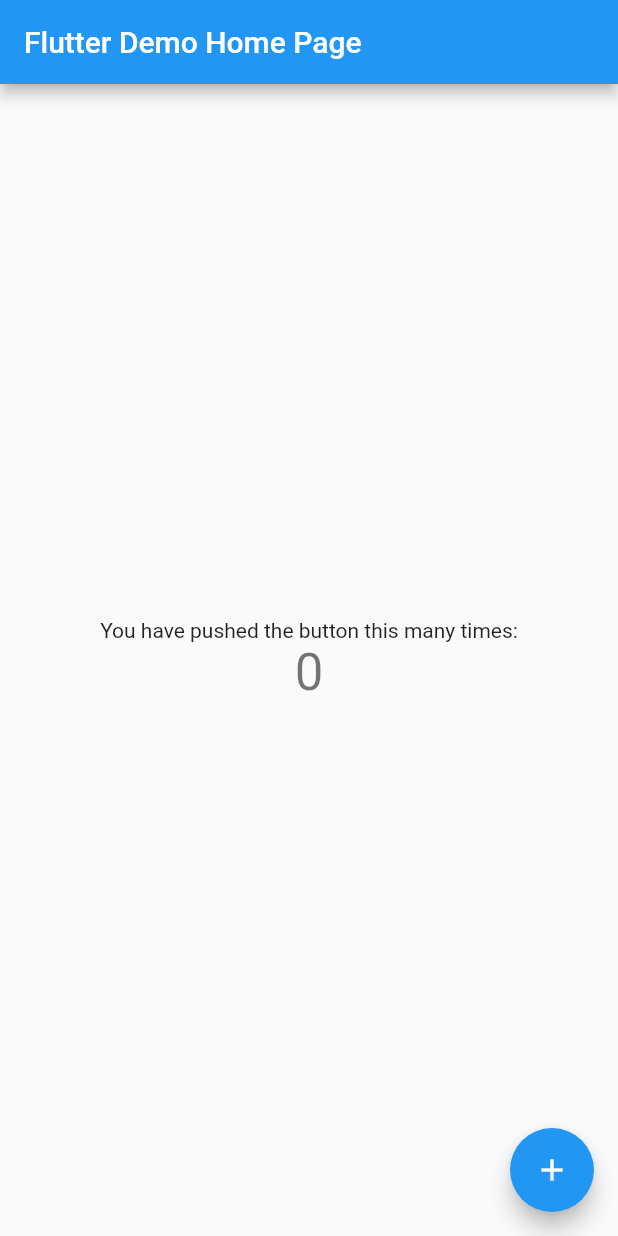
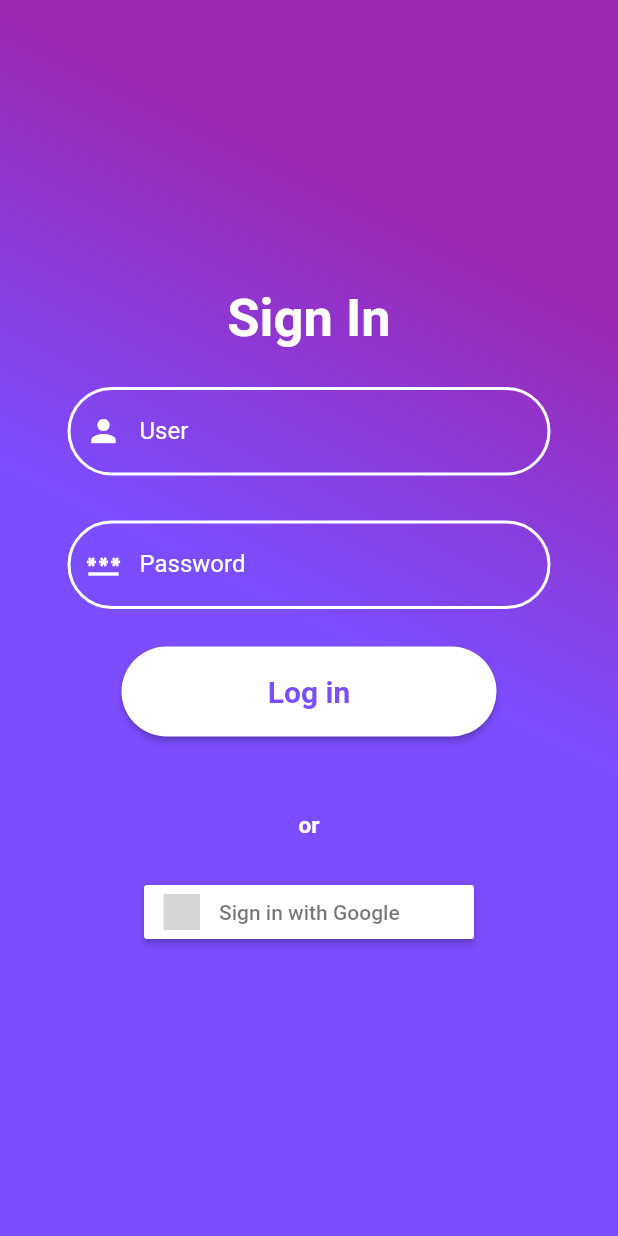
Before and after one commit to SergioSuarez11/calendar-app, a Flutter app: the screen it shows after launch, on a phone screen of 412 x 824 dp. Run offline on Flutter 3.47's test engine with Material 2 defaults, Android fonts, the phone set to English and light mode, and no system bars; our stand-ins replace flutter_signin_button; missing offline and left inert: dart:html; grey boxes are pictures that could not be loaded.

Commit message:
ADD: Login Desing

```diff
--- a/lib/main.dart
+++ b/lib/main.dart
@@ -1,115 +1,6 @@
 import 'package:flutter/material.dart';
+import 'src/app.dart';
 
 void main() {
-  runApp(const MyApp());
+  runApp(new CalendarApp());
 }
-
-class MyApp extends StatelessWidget {
-  const MyApp({Key? key}) : super(key: key);
-
-  // This widget is the root of your application.
-  @override
-  Widget build(BuildContext context) {
-    return MaterialApp(
-      title: 'Flutter Demo',
-      theme: ThemeData(
-        // This is the theme of your application.
-        //
-        // Try running your application with "flutter run". You'll see the
-        // application has a blue toolbar. Then, without quitting the app, try
-        // changing the primarySwatch below to Colors.green and then invoke
-        // "hot reload" (press "r" in the console where you ran "flutter run",
-        // or simply save your changes to "hot reload" in a Flutter IDE).
-        // Notice that the counter didn't reset back to zero; the application
-        // is not restarted.
-        primarySwatch: Colors.blue,
-      ),
-      home: const MyHomePage(title: 'Flutter Demo Home Page'),
-    );
-  }
-}
-
-class MyHomePage extends StatefulWidget {
-  const MyHomePage({Key? key, required this.title}) : super(key: key);
-
-  // This widget is the home page of your application. It is stateful, meaning
-  // that it has a State object (defined below) that contains fields that affect
-  // how it looks.
-
-  // This class is the configuration for the state. It holds the values (in this
-  // case the title) provided by the parent (in this case the App widget) and
-  // used by the build method of the State. Fields in a Widget subclass are
-  // always marked "final".
-
-  final String title;
-
-  @override
-  State<MyHomePage> createState() => _MyHomePageState();
-}
-
-class _MyHomePageState extends State<MyHomePage> {
-  int _counter = 0;
-
-  void _incrementCounter() {
-    setState(() {
-      // This call to setState tells the Flutter framework that something has
-      // changed in this State, which causes it to rerun the build method below
-      // so that the display can reflect the updated values. If we changed
-      // _counter without calling setState(), then the build method would not be
-      // called again, and so nothing would appear to happen.
-      _counter++;
-    });
-  }
-
-  @override
-  Widget build(BuildContext context) {
-    // This method is rerun every time setState is called, for instance as done
-    // by the _incrementCounter method above.
-    //
-    // The Flutter framework has been optimized to make rerunning build methods
-    // fast, so that you can just rebuild anything that needs updating rather
-    // than having to individually change instances of widgets.
-    return Scaffold(
-      appBar: AppBar(
-        // Here we take the value from the MyHomePage object that was created by
-        // the App.build method, and use it to set our appbar title.
-        title: Text(widget.title),
-      ),
-      body: Center(
-        // Center is a layout widget. It takes a single child and positions it
-        // in the middle of the parent.
-        child: Column(
-          // Column is also a layout widget. It takes a list of children and
-          // arranges them vertically. By default, it sizes itself to fit its
-          // children horizontally, and tries to be as tall as its parent.
-          //
-          // Invoke "debug painting" (press "p" in the console, choose the
-          // "Toggle Debug Paint" action from the Flutter Inspector in Android
-          // Studio, or the "Toggle Debug Paint" command in Visual Studio Code)
-          // to see the wireframe for each widget.
-          //
-          // Column has various properties to control how it sizes itself and
-          // how it positions its children. Here we use mainAxisAlignment to
-          // center the children vertically; the main axis here is the vertical
-          // axis because Columns are vertical (the cross axis would be
-          // horizontal).
-          mainAxisAlignment: MainAxisAlignment.center,
-          children: <Widget>[
-            const Text(
-              'You have pushed the button this many times:',
-            ),
-            Text(
-              '$_counter',
-              style: Theme.of(context).textTheme.headline4,
-            ),
-          ],
-        ),
-      ),
-      floatingActionButton: FloatingActionButton(
-        onPressed: _incrementCounter,
-        tooltip: 'Increment',
-        child: const Icon(Icons.add),
-      ), // This trailing comma makes auto-formatting nicer for build methods.
-    );
-  }
-}
--- /dev/null
+++ b/lib/src/app.dart
@@ -0,0 +1,13 @@
+import 'package:flutter/material.dart';
+import 'package:calendar_app/src/pages/login.dart';
+
+class CalendarApp extends StatelessWidget {
+  const CalendarApp({Key? key}) : super(key: key);
+
+  @override
+  Widget build(BuildContext context) {
+    return MaterialApp(
+      home: LoginPage(),
+    );
+  }
+}
--- /dev/null
+++ b/lib/src/pages/login.dart
@@ -0,0 +1,160 @@
+import 'dart:html';
+import 'package:flutter/cupertino.dart';
+import 'package:flutter/material.dart';
+import 'package:flutter/painting.dart';
+import 'package:flutter/widgets.dart';
+import 'package:flutter_signin_button/flutter_signin_button.dart';
+
+
+class LoginPage extends StatefulWidget {
+  @override
+  createState() => _LoginPageState();
+}
+
+class _LoginPageState extends State<LoginPage> {
+  @override
+  Widget build(BuildContext context) {
+    return Scaffold(
+      body: formulario(),
+    );
+  }
+
+  Widget formulario() {
+    return Container(
+        decoration: BoxDecoration(
+            gradient: LinearGradient(
+                colors: [Colors.purple, Colors.deepPurpleAccent],
+                stops: [0.2, 0.5],
+                begin: FractionalOffset.topRight,
+                end: FractionalOffset.bottomLeft)),
+        child: Center(
+          child: Column(
+            mainAxisAlignment: MainAxisAlignment.center,
+            children: [
+              Signin(),
+              SizedBox(
+                height: 20,
+              ),
+              User(),
+              SizedBox(
+                height: 20,
+              ),
+              Password(),
+              SizedBox(
+                height: 20,
+              ),
+              ButtonLogin()
+              ,SizedBox(
+                height: 50,
+              ),
+              Text("or",style:TextStyle(color: Colors.white,fontSize: 15,fontWeight: FontWeight.bold)),SizedBox(
+                height: 25,
+              ),
+              ButtonGoogle()
+
+            ],
+          ),
+        ));
+  }
+
+  Widget Signin() {
+    return Text(
+      "Sign In",
+      style: TextStyle(
+          color: Colors.white, fontSize: 35.0, fontWeight: FontWeight.bold),
+    );
+  }
+
+  Widget User() {
+    return Container(
+      padding: EdgeInsets.symmetric(horizontal: 45, vertical: 5),
+      child: TextFormField(
+          style: TextStyle(color: Colors.white),
+          decoration: InputDecoration(
+              labelText: 'User',
+              labelStyle: TextStyle(color: Colors.white),
+              focusedBorder: OutlineInputBorder(
+                borderRadius: BorderRadius.circular(50.0),
+                borderSide: BorderSide(
+                  color: Colors.white,
+                ),
+              ),
+              enabledBorder: OutlineInputBorder(
+                borderRadius: BorderRadius.circular(50.0),
+                borderSide: BorderSide(
+                  color: Colors.white,
+                  width: 2.0,
+                ),
+              ),
+              prefixIcon: Icon(
+                Icons.person,
+                color: Colors.white,
+              ),
+              border:
+                  OutlineInputBorder(borderRadius: BorderRadius.circular(30)))),
+    );
+  }
+
+  Widget Password() {
+    return Container(
+      padding: EdgeInsets.symmetric(horizontal: 45, vertical: 5),
+      child: TextFormField(
+          style: TextStyle(color: Colors.white),
+          decoration: InputDecoration(
+              labelText: 'Password',
+              labelStyle: TextStyle(color: Colors.white),
+              focusedBorder: OutlineInputBorder(
+                borderRadius: BorderRadius.circular(50.0),
+                borderSide: BorderSide(
+                  color: Colors.white,
+                ),
+              ),
+              enabledBorder: OutlineInputBorder(
+                borderRadius: BorderRadius.circular(50.0),
+                borderSide: BorderSide(
+                  color: Colors.white,
+                  width: 2.0,
+                ),
+              ),
+              prefixIcon: Icon(
+                Icons.password,
+                color: Colors.white,
+              ),
+              border:
+                  OutlineInputBorder(borderRadius: BorderRadius.circular(30))),
+                  obscureText: true,),
+    );
+  }
+
+  Widget ButtonLogin() {
+    return MaterialButton(
+      onPressed: () {},
+      shape: RoundedRectangleBorder(
+        borderRadius: BorderRadius.all(Radius.circular(50)),
+      ),
+      minWidth: 250.0,
+      height: 60.0,
+      color: Colors.white,
+      child: Text(
+        'Log in',
+        style: TextStyle(color: Colors.deepPurpleAccent, fontSize: 20, fontWeight: FontWeight.bold),
+      ),
+    );
+  }
+
+  Widget ButtonGoogle(){
+    return Container(
+      child: Column(
+        children: [
+          SignInButton(Buttons.Google, onPressed: (){})
+
+        ],
+      ),
+
+    );
+
+  }
+
+
+
+}
--- a/pubspec.yaml
+++ b/pubspec.yaml
@@ -34,6 +34,7 @@ dependencies:
   # The following adds the Cupertino Icons font to your application.
   # Use with the CupertinoIcons class for iOS style icons.
   cupertino_icons: ^1.0.2
+  flutter_signin_button: ^2.0.0
 
 dev_dependencies:
   flutter_test:
```
Also changed, not shown: 1 other file.
